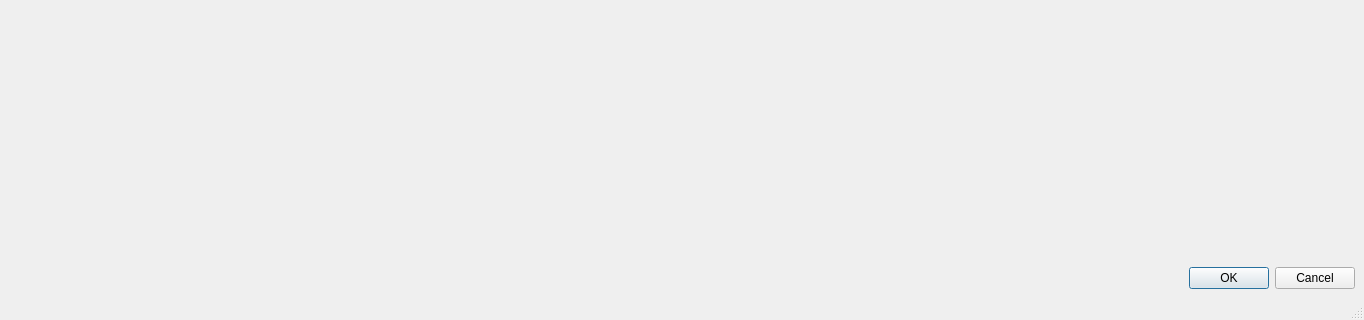
Qt form sources/TerminalStrip/ui/terminalstripeditorwindow.ui (qelectrotech/qelectrotech-source-mirror) before a commit; both pictures show x 0 to 1364 and y 548 to 868 of the 1364 by 868 pixel window.
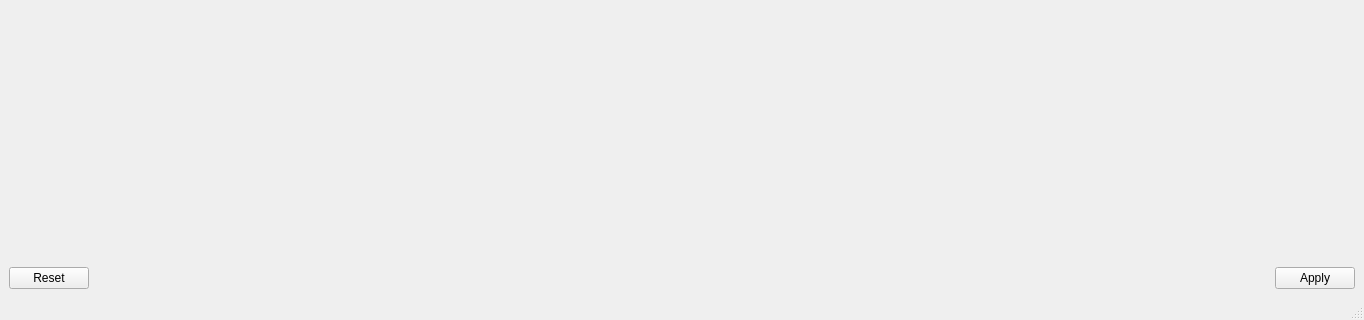
The same form after that commit. Icons and pictures are not drawn.

Commit message: Edited data of terminal strip can be applied

What changed in the file:
```diff
--- a/sources/TerminalStrip/ui/terminalstripeditorwindow.ui
+++ b/sources/TerminalStrip/ui/terminalstripeditorwindow.ui
@@ -21,7 +21,7 @@
     <item>
      <widget class="QDialogButtonBox" name="buttonBox">
       <property name="standardButtons">
-       <set>QDialogButtonBox::Cancel|QDialogButtonBox::Ok</set>
+       <set>QDialogButtonBox::Apply|QDialogButtonBox::Reset</set>
       </property>
      </widget>
     </item>
```
Left out of the diff: 2 changed lines with no effect on the pictures. The commit also changes 2 other files.
